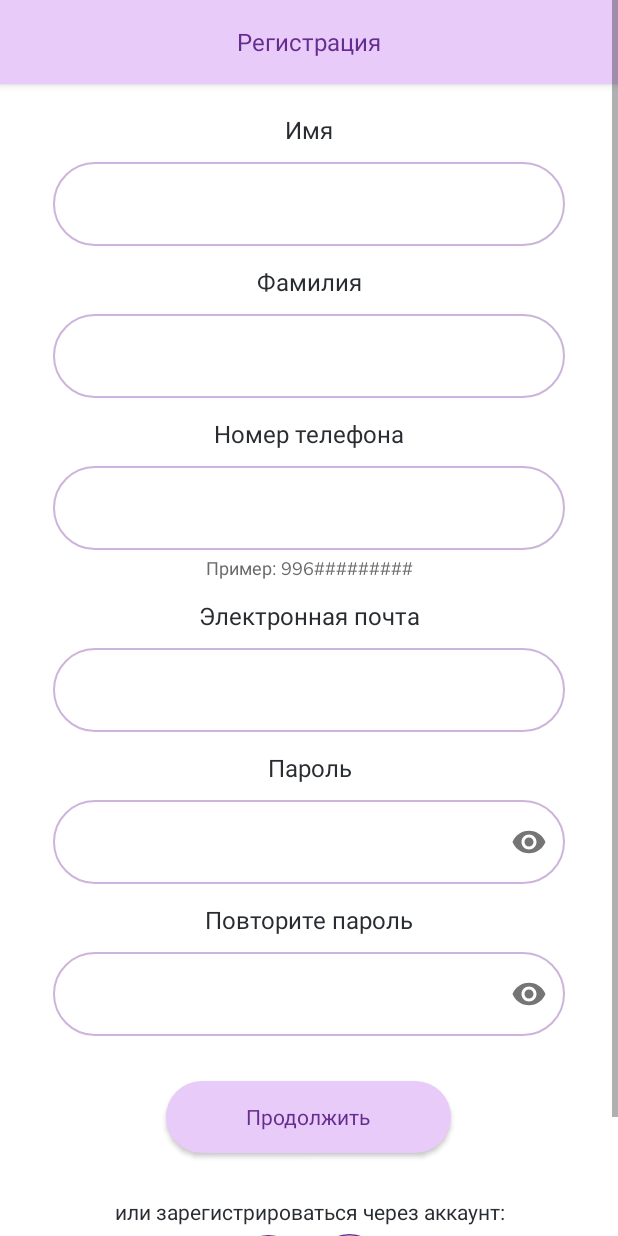
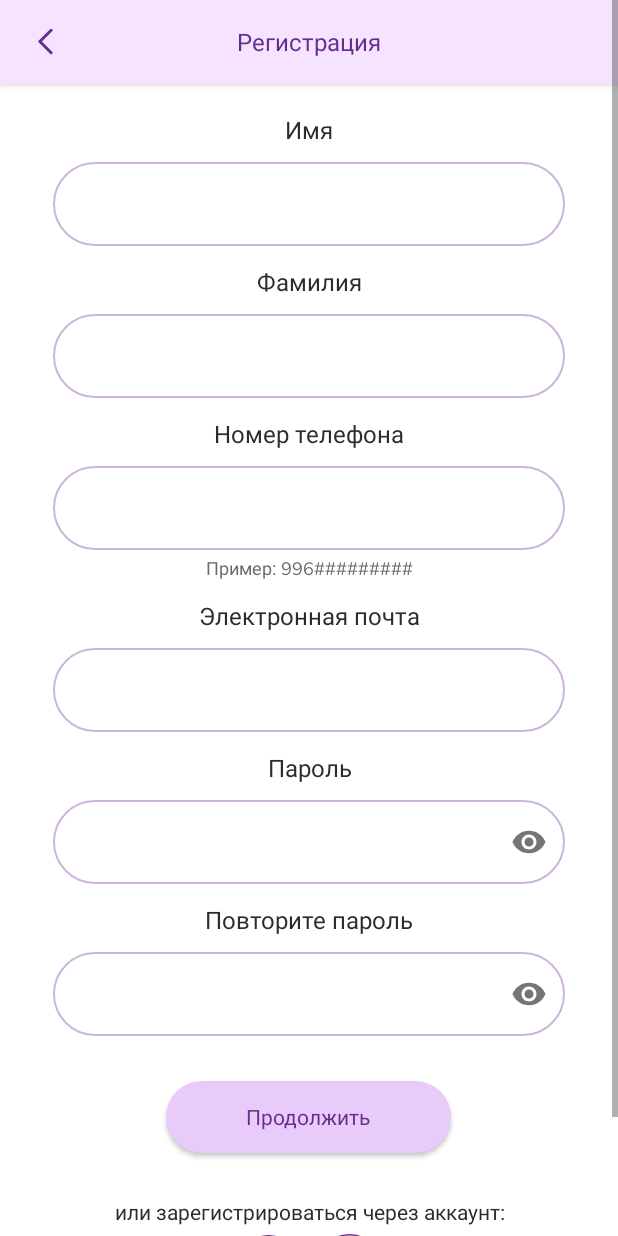
Before and after one commit to arstanrakhmat/girls-for-girls, an Android app: the RegistrationFragment screen opened through its navigation route, on a phone screen of 412 x 824 dp. Run offline under Robolectric (Android 15) with nearby library versions, the phone set to English and light mode, and no system bars; Roboto replaces fonts that are not available here.

Commit message:
user registration response updated

```diff
--- a/app/src/main/java/com/example/girls4girls/data/model/UserRegistrationResponse.kt
+++ b/app/src/main/java/com/example/girls4girls/data/model/UserRegistrationResponse.kt
@@ -1,15 +1,18 @@
 package com.example.girls4girls.data.model
 
 data class UserRegistrationResponse(
+    val confirmed: Boolean,
     val createdAt: String,
     val dateOfBirth: Any,
     val email: String,
     val firstName: String,
     val gender: String,
     val id: Int,
+    val isDeleted: Boolean,
     val lastName: String,
     val password: String,
     val phoneNumber: String,
+    val region: Any,
     val role: String,
     val status: String,
     val updatedAt: String
--- a/app/src/main/java/com/example/girls4girls/presentation/auth/CodeFragment.kt
+++ b/app/src/main/java/com/example/girls4girls/presentation/auth/CodeFragment.kt
@@ -83,6 +83,10 @@ class CodeFragment : Fragment() {
                 args.userResend.phoneNumber
             )
         }
+
+        binding.toolbar.back.setOnClickListener {
+            findNavController().navigateUp()
+        }
     }
 
     private fun startTimer() {
@@ -101,7 +105,7 @@ class CodeFragment : Fragment() {
 
     private fun setupToolbar() {
         binding.toolbar.userAccount.visibility = View.GONE
-        binding.toolbar.back.visibility = View.GONE
+//        binding.toolbar.back.visibility = View.GONE
         binding.toolbar.screenName.text = resources.getString(R.string.verification)
     }
 
--- a/app/src/main/java/com/example/girls4girls/presentation/auth/RegistrationFragment.kt
+++ b/app/src/main/java/com/example/girls4girls/presentation/auth/RegistrationFragment.kt
@@ -52,11 +52,15 @@ class RegistrationFragment : Fragment() {
                 Toast.makeText(requireContext(), "!!!", Toast.LENGTH_LONG).show()
             }
         }
+
+        binding.toolbar.back.setOnClickListener {
+            findNavController().navigateUp()
+        }
     }
 
     private fun setupToolbar() {
         binding.toolbar.userAccount.visibility = View.GONE
-        binding.toolbar.back.visibility = View.GONE
+//        binding.toolbar.back.visibility = View.GONE
     }
 
     private fun setupObservers() {
--- a/app/src/main/java/com/example/girls4girls/presentation/auth/ResetPasswordFragment.kt
+++ b/app/src/main/java/com/example/girls4girls/presentation/auth/ResetPasswordFragment.kt
@@ -149,7 +149,7 @@ class ResetPasswordFragment : Fragment() {
     }
 
     private fun setupToolbar() {
-        binding.toolbar.back.visibility = View.GONE
+//        binding.toolbar.back.visibility = View.GONE
         binding.toolbar.userAccount.visibility = View.GONE
         binding.toolbar.screenName.text = resources.getString(R.string.reset_password_toolbar)
     }
--- a/app/src/main/res/layout/fragment_home.xml
+++ b/app/src/main/res/layout/fragment_home.xml
@@ -11,7 +11,6 @@
     <androidx.constraintlayout.widget.ConstraintLayout
         android:layout_width="match_parent"
         android:layout_height="wrap_content">
-
 
     <androidx.viewpager2.widget.ViewPager2
         android:id="@+id/main_team"
--- a/app/src/main/res/layout/toolbar.xml
+++ b/app/src/main/res/layout/toolbar.xml
@@ -3,7 +3,7 @@
     android:layout_width="match_parent"
     android:id="@+id/toolbar"
     android:layout_height="?android:attr/actionBarSize"
-    android:background="#E8CBF8"
+    android:background="#F5E3FF"
     android:elevation="4dp">
 
     <ImageView
@@ -12,7 +12,7 @@
         android:layout_height="wrap_content"
         android:layout_alignParentStart="true"
         android:layout_centerVertical="true"
-        android:layout_marginStart="30dp"
+        android:layout_marginStart="25dp"
         android:contentDescription="@string/name"
         android:src="@drawable/arrow_back_icon" />
 
@@ -31,7 +31,7 @@
         android:layout_height="wrap_content"
         android:layout_alignParentEnd="true"
         android:layout_centerVertical="true"
-        android:layout_marginEnd="30dp"
+        android:layout_marginEnd="25dp"
         android:contentDescription="@string/name"
         android:src="@drawable/user_icon" />
 
```
